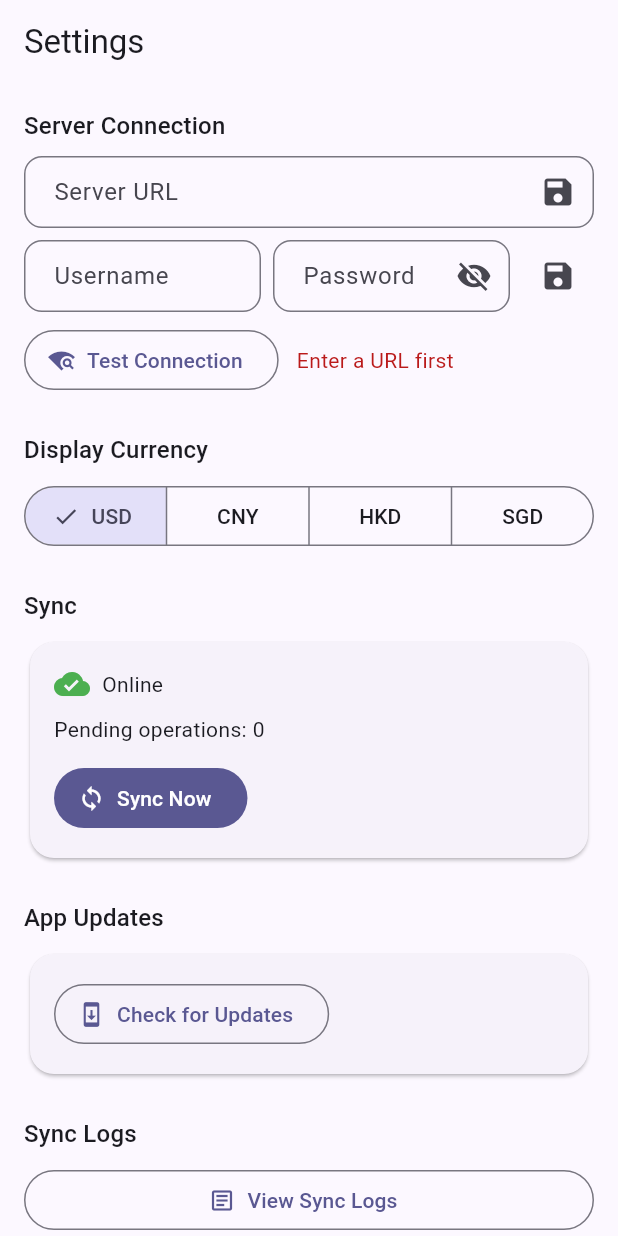
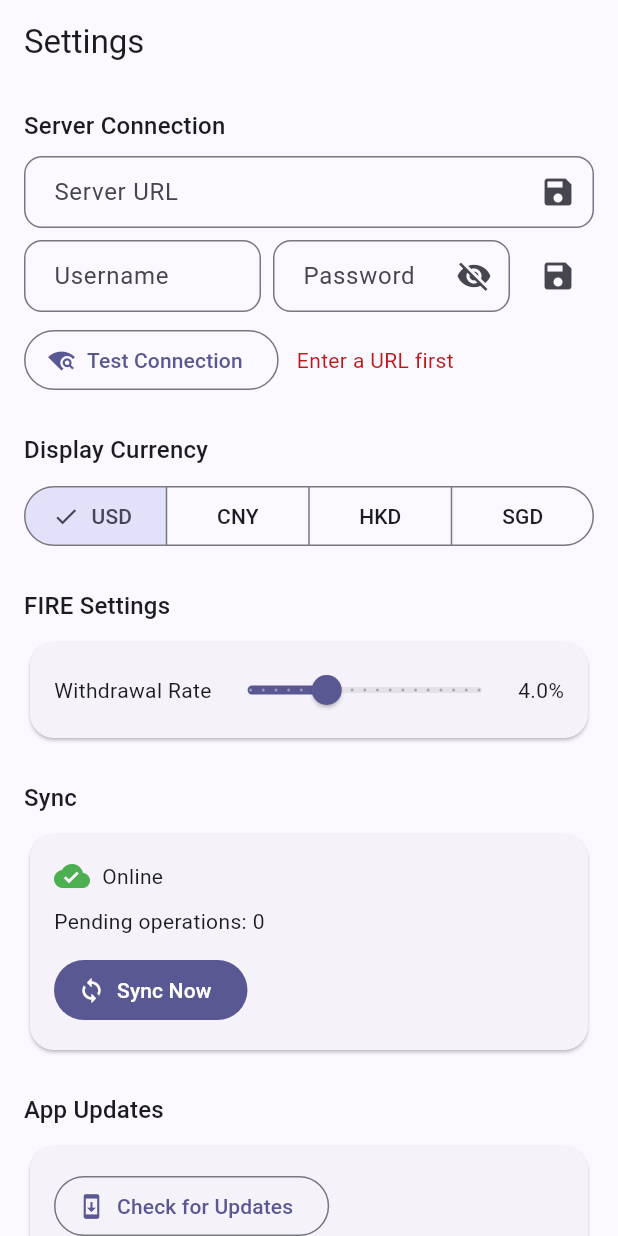
Before and after one commit to Steaunk/numi-finance, a Flutter app: the SettingsScreen screen opened by its route, after a tap on "Test Connection", after a tap on "USD", on a phone screen of 412 x 824 dp. Run offline on Flutter 3.47's test engine with Material 3 defaults, Android fonts, the phone set to English and light mode, and no system bars; our stand-ins replace connectivity_plus, cookie_jar, dio, dio_cookie_manager, drift, fl_chart and 8 more; accounts and stored records are empty; generated files the repository leaves out were written again.

Commit message:
Add FIRE progress bar, new account icons, and fix chart category colors
- FIRE progress card on Assets screen showing net worth vs target
  (annual spending / configurable withdrawal rate, default 4%)
- Annual spending uses last 12 complete months (excludes current month)
- Withdrawal rate slider in Settings (1%–10%)
- Add 5 new server-side account icons: house, weixin, alipay, tax, debt
- Fix chart category colors: sort categories alphabetically so each
  category always gets the same color regardless of selected month

Co-Authored-By: Claude Opus 4.6 <noreply@anthropic.com>

```diff
--- a/numi_app/lib/config/constants.dart
+++ b/numi_app/lib/config/constants.dart
@@ -11,6 +11,8 @@ class AppConstants {
     'Other',
   ];
 
+  static const double defaultFireRate = 0.04;
+
   static const Map<String, double> fallbackRates = {
     'cny': 7.25,
     'hkd': 7.82,
--- a/numi_app/lib/providers/providers.dart
+++ b/numi_app/lib/providers/providers.dart
@@ -238,3 +238,54 @@ final accountHistoryProvider =
     StreamProvider.family<List<model.BalanceSnapshot>, int>((ref, accountId) {
   return ref.watch(assetRepositoryProvider).watchAccountHistory(accountId);
 });
+
+// --- FIRE Providers ---
+
+final fireWithdrawalRateProvider = StateProvider<double>((ref) {
+  final prefs = ref.watch(sharedPrefsProvider);
+  return prefs.getDouble('fire_withdrawal_rate') ??
+      AppConstants.defaultFireRate;
+});
+
+final annualSpendingProvider = FutureProvider<double>((ref) async {
+  final stats = await ref.watch(monthlyStatsProvider(null).future);
+  final now = DateTime.now();
+  // Last 12 complete months: e.g. if now is 2026-03, use 2025-03 ~ 2026-02
+  final endMonth = DateTime(now.year, now.month - 1);
+  final startMonth = DateTime(endMonth.year - 1, endMonth.month + 1);
+
+  double total = 0;
+  for (final entry in stats.entries) {
+    final parts = entry.key.split('-');
+    if (parts.length != 2) continue;
+    final y = int.tryParse(parts[0]);
+    final m = int.tryParse(parts[1]);
+    if (y == null || m == null) continue;
+    final monthDate = DateTime(y, m);
+    if (!monthDate.isBefore(startMonth) && !monthDate.isAfter(endMonth)) {
+      total += entry.value.values.fold<double>(0, (a, b) => a + b);
+    }
+  }
+  return total;
+});
+
+typedef FireProgress = ({
+  double annualSpending,
+  double fireNumber,
+  double netWorth,
+  double progress,
+});
+
+final fireProgressProvider = FutureProvider<FireProgress>((ref) async {
+  final annualSpending = await ref.watch(annualSpendingProvider.future);
+  final netWorth = await ref.watch(netWorthProvider.future);
+  final rate = ref.watch(fireWithdrawalRateProvider);
+  final fireNumber = rate > 0 ? annualSpending / rate : 0.0;
+  final progress = fireNumber > 0 ? netWorth / fireNumber : 0.0;
+  return (
+    annualSpending: annualSpending,
+    fireNumber: fireNumber,
+    netWorth: netWorth,
+    progress: progress,
+  );
+});
--- a/numi_app/lib/ui/settings/screens/settings_screen.dart
+++ b/numi_app/lib/ui/settings/screens/settings_screen.dart
@@ -155,6 +155,12 @@ class _SettingsScreenState extends ConsumerState<SettingsScreen> {
             },
           ),
           const SizedBox(height: 24),
+          // FIRE Settings
+          Text('FIRE Settings',
+              style: Theme.of(context).textTheme.titleMedium),
+          const SizedBox(height: 8),
+          _buildFireRateSlider(context, ref),
+          const SizedBox(height: 24),
           // Sync
           Text('Sync', style: Theme.of(context).textTheme.titleMedium),
           const SizedBox(height: 8),
@@ -272,6 +278,37 @@ class _SettingsScreenState extends ConsumerState<SettingsScreen> {
             label: const Text('View Sync Logs'),
           ),
         ],
+      ),
+    );
+  }
+
+  Widget _buildFireRateSlider(BuildContext context, WidgetRef ref) {
+    final rate = ref.watch(fireWithdrawalRateProvider);
+    return Card(
+      child: Padding(
+        padding: const EdgeInsets.symmetric(horizontal: 16, vertical: 8),
+        child: Row(
+          children: [
+            const Text('Withdrawal Rate'),
+            Expanded(
+              child: Slider(
+                value: (rate * 100).clamp(1, 10),
+                min: 1,
+                max: 10,
+                divisions: 18,
+                label: '${(rate * 100).toStringAsFixed(1)}%',
+                onChanged: (v) {
+                  final newRate = v / 100;
+                  ref.read(fireWithdrawalRateProvider.notifier).state = newRate;
+                  ref
+                      .read(sharedPrefsProvider)
+                      .setDouble('fire_withdrawal_rate', newRate);
+                },
+              ),
+            ),
+            Text('${(rate * 100).toStringAsFixed(1)}%'),
+          ],
+        ),
       ),
     );
   }
```
Also changed, not shown: numi_app/lib/ui/assets/screens/asset_overview_screen.dart (+63 -0 lines), numi_app/lib/ui/charts/widgets/stats_screen.dart (+25 -12 lines), core/static_icons/alipay.svg (added), core/static_icons/debt.svg (added), core/static_icons/house.svg (added), core/static_icons/tax.svg (added), core/static_icons/weixin.svg (added), 1 other file.
